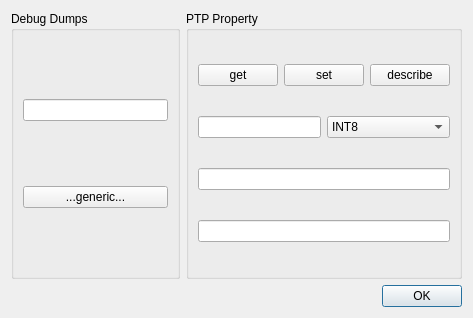
The window that camtool/debug.ui (steveicarus/camctl) describes before a commit, drawn with Qt 5.
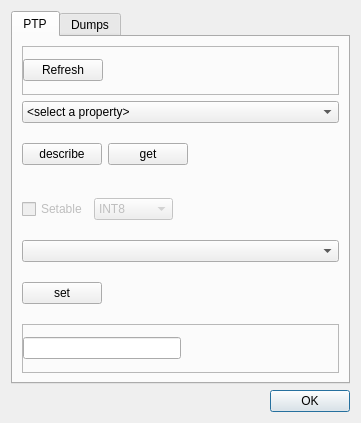
The same window after the commit.

Commit message:
Add core code to assist in debug of PTPCamera class
Create a more generic PTP debug dialog box, and make up
an interface to the PTPCamera class that supports generic
PTP controls.

Patch:
```diff
--- a/camtool/debug.ui
+++ b/camtool/debug.ui
@@ -1,12 +1,12 @@
 <ui version="4.0" >
  <class>DebugWindow</class>
- <widget class="QDialog" name="DebugWindow" >
-  <property name="geometry" >
+ <widget class="QDialog" name="DebugWindow">
+  <property name="geometry">
    <rect>
     <x>0</x>
     <y>0</y>
-    <width>473</width>
-    <height>318</height>
+    <width>361</width>
+    <height>423</height>
    </rect>
   </property>
   <property name="windowTitle" >
@@ -14,90 +14,138 @@
   </property>
   <layout class="QVBoxLayout" name="verticalLayout" >
    <item>
-    <layout class="QHBoxLayout" name="horizontalLayout_3" >
-     <item>
-      <widget class="QGroupBox" name="groupBox" >
-       <property name="toolTip" >
-        <string>These buttons cause interesting dumps to be sent to the log file.</string>
-       </property>
-       <property name="title" >
-        <string>Debug Dumps</string>
-       </property>
-       <property name="flat" >
-        <bool>false</bool>
-       </property>
-       <property name="checkable" >
-        <bool>false</bool>
-       </property>
-       <layout class="QVBoxLayout" name="verticalLayout_3" >
-        <item>
-         <widget class="QLineEdit" name="dump_generic_entry" />
-        </item>
-        <item>
-         <widget class="QPushButton" name="dump_generic_button" >
-          <property name="text" >
-           <string>...generic...</string>
+    <widget class="QTabWidget" name="tabWidget">
+     <property name="currentIndex">
+      <number>0</number>
+     </property>
+     <widget class="QWidget" name="tab">
+      <attribute name="title">
+       <string>PTP</string>
+      </attribute>
+      <layout class="QVBoxLayout" name="verticalLayout_2">
+       <item>
+        <widget class="QFrame" name="frame_5">
+         <property name="frameShape">
+          <enum>QFrame::StyledPanel</enum>
+         </property>
+         <property name="frameShadow">
+          <enum>QFrame::Raised</enum>
+         </property>
+         <layout class="QHBoxLayout" name="horizontalLayout_5">
+          <property name="margin">
+           <number>0</number>
           </property>
-         </widget>
-        </item>
-       </layout>
-      </widget>
-     </item>
-     <item>
-      <widget class="QGroupBox" name="groupBox_2" >
-       <property name="sizePolicy" >
-        <sizepolicy vsizetype="Preferred" hsizetype="Expanding" >
-         <horstretch>0</horstretch>
-         <verstretch>0</verstretch>
-        </sizepolicy>
-       </property>
-       <property name="title" >
-        <string>PTP Property</string>
-       </property>
-       <layout class="QVBoxLayout" name="verticalLayout_6" >
-        <item>
-         <layout class="QHBoxLayout" name="horizontalLayout_4" >
           <item>
-           <widget class="QPushButton" name="debug_ptp_get_button" >
-            <property name="text" >
-             <string>get</string>
+           <widget class="QPushButton" name="debug_ptp_refresh_button">
+            <property name="text">
+             <string>Refresh</string>
             </property>
            </widget>
           </item>
           <item>
-           <widget class="QPushButton" name="debug_ptp_set_button" >
-            <property name="text" >
-             <string>set</string>
+           <spacer name="horizontalSpacer_5">
+            <property name="orientation">
+             <enum>Qt::Horizontal</enum>
             </property>
-           </widget>
+            <property name="sizeHint" stdset="0">
+             <size>
+              <width>187</width>
+              <height>20</height>
+             </size>
+            </property>
+           </spacer>
           </item>
+         </layout>
+        </widget>
+       </item>
+       <item>
+        <widget class="QComboBox" name="debug_ptp_select_property">
+         <item>
+          <property name="text">
+           <string>&lt;select a property&gt;</string>
+          </property>
+         </item>
+        </widget>
+       </item>
+       <item>
+        <widget class="QFrame" name="frame_3">
+         <property name="frameShape">
+          <enum>QFrame::NoFrame</enum>
+         </property>
+         <property name="frameShadow">
+          <enum>QFrame::Raised</enum>
+         </property>
+         <layout class="QHBoxLayout" name="horizontalLayout_3">
+          <property name="leftMargin">
+           <number>0</number>
+          </property>
+          <property name="topMargin">
+           <number>0</number>
+          </property>
+          <property name="bottomMargin">
+           <number>0</number>
+          </property>
           <item>
-           <widget class="QPushButton" name="debug_ptp_describe_button" >
-            <property name="text" >
+           <widget class="QPushButton" name="debug_ptp_describe_button">
+            <property name="text">
              <string>describe</string>
             </property>
            </widget>
           </item>
+          <item>
+           <widget class="QPushButton" name="debug_ptp_get_button">
+            <property name="text">
+             <string>get</string>
+            </property>
+           </widget>
+          </item>
+          <item>
+           <spacer name="horizontalSpacer_3">
+            <property name="orientation">
+             <enum>Qt::Horizontal</enum>
+            </property>
+            <property name="sizeHint" stdset="0">
+             <size>
+              <width>109</width>
+              <height>20</height>
+             </size>
+            </property>
+           </spacer>
+          </item>
          </layout>
-        </item>
-        <item>
-         <layout class="QHBoxLayout" name="horizontalLayout_5" >
+        </widget>
+       </item>
+       <item>
+        <widget class="QFrame" name="frame_2">
+         <property name="frameShape">
+          <enum>QFrame::NoFrame</enum>
+         </property>
+         <property name="frameShadow">
+          <enum>QFrame::Raised</enum>
+         </property>
+         <layout class="QHBoxLayout" name="horizontalLayout_2">
+          <property name="margin">
+           <number>0</number>
+          </property>
           <item>
-           <widget class="QLineEdit" name="debug_ptp_code_entry" >
-            <property name="sizePolicy" >
-             <sizepolicy vsizetype="Fixed" hsizetype="Minimum" >
-              <horstretch>0</horstretch>
-              <verstretch>0</verstretch>
-             </sizepolicy>
+           <widget class="QCheckBox" name="debug_ptp_setable">
+            <property name="enabled">
+             <bool>false</bool>
             </property>
-            <property name="toolTip" >
-             <string>Code for property to get/set.</string>
+            <property name="text">
+             <string>Setable</string>
+            </property>
+            <property name="checkable">
+             <bool>true</bool>
             </property>
            </widget>
           </item>
           <item>
-           <widget class="QComboBox" name="debug_ptp_type_box" >
-            <property name="toolTip" >
+           <widget class="QComboBox" name="debug_ptp_type_box">
+            <property name="enabled">
+             <bool>false</bool>
+            </property>
+            <property name="toolTip">
              <string>Type of property to get/set.</string>
             </property>
             <item>
@@ -152,29 +200,144 @@
             </item>
            </widget>
           </item>
+          <item>
+           <spacer name="horizontalSpacer_2">
+            <property name="orientation">
+             <enum>Qt::Horizontal</enum>
+            </property>
+            <property name="sizeHint" stdset="0">
+             <size>
+              <width>103</width>
+              <height>20</height>
+             </size>
+            </property>
+           </spacer>
+          </item>
          </layout>
-        </item>
-        <item>
-         <widget class="QLineEdit" name="debug_ptp_value_entry" >
-          <property name="toolTip" >
-           <string>Literal value of the property.</string>
+        </widget>
+       </item>
+       <item>
+        <widget class="QComboBox" name="debug_ptp_select_value"/>
+       </item>
+       <item>
+        <widget class="QFrame" name="frame">
+         <property name="frameShape">
+          <enum>QFrame::NoFrame</enum>
+         </property>
+         <property name="frameShadow">
+          <enum>QFrame::Raised</enum>
+         </property>
+         <layout class="QHBoxLayout" name="horizontalLayout">
+          <property name="margin">
+           <number>0</number>
           </property>
-         </widget>
-        </item>
-        <item>
-         <widget class="QLineEdit" name="debug_ptp_rc_entry" >
-          <property name="toolTip" >
-           <string>Return code from get/set.</string>
+          <item>
+           <widget class="QPushButton" name="debug_ptp_set_button">
+            <property name="text">
+             <string>set</string>
+            </property>
+           </widget>
+          </item>
+          <item>
+           <spacer name="horizontalSpacer">
+            <property name="orientation">
+             <enum>Qt::Horizontal</enum>
+            </property>
+            <property name="sizeHint" stdset="0">
+             <size>
+              <width>219</width>
+              <height>20</height>
+             </size>
+            </property>
+           </spacer>
+          </item>
+         </layout>
+        </widget>
+       </item>
+       <item>
+        <widget class="QFrame" name="frame_4">
+         <property name="frameShape">
+          <enum>QFrame::StyledPanel</enum>
+         </property>
+         <property name="frameShadow">
+          <enum>QFrame::Raised</enum>
+         </property>
+         <layout class="QHBoxLayout" name="horizontalLayout_4">
+          <property name="margin">
+           <number>0</number>
           </property>
-          <property name="readOnly" >
-           <bool>true</bool>
-          </property>
-         </widget>
-        </item>
-       </layout>
-      </widget>
-     </item>
-    </layout>
+          <item>
+           <widget class="QLineEdit" name="debug_ptp_rc_entry">
+            <property name="toolTip">
+             <string>Return code from get/set.</string>
+            </property>
+            <property name="readOnly">
+             <bool>true</bool>
+            </property>
+           </widget>
+          </item>
+          <item>
+           <spacer name="horizontalSpacer_4">
+            <property name="orientation">
+             <enum>Qt::Horizontal</enum>
+            </property>
+            <property name="sizeHint" stdset="0">
+             <size>
+              <width>130</width>
+              <height>20</height>
+             </size>
+            </property>
+           </spacer>
+          </item>
+         </layout>
+        </widget>
+       </item>
+      </layout>
+     </widget>
+     <widget class="QWidget" name="tab_2">
+      <attribute name="title">
+       <string>Dumps</string>
+      </attribute>
+      <layout class="QVBoxLayout" name="verticalLayout_3">
+       <item>
+        <spacer name="verticalSpacer_2">
+         <property name="orientation">
+          <enum>Qt::Vertical</enum>
+         </property>
+         <property name="sizeHint" stdset="0">
+          <size>
+           <width>20</width>
+           <height>82</height>
+          </size>
+         </property>
+        </spacer>
+       </item>
+       <item>
+        <widget class="QLineEdit" name="dump_generic_entry"/>
+       </item>
+       <item>
+        <widget class="QPushButton" name="dump_generic_button">
+         <property name="text">
+          <string>...generic...</string>
+         </property>
+        </widget>
+       </item>
+       <item>
+        <spacer name="verticalSpacer">
+         <property name="orientation">
+          <enum>Qt::Vertical</enum>
+         </property>
+         <property name="sizeHint" stdset="0">
+          <size>
+           <width>20</width>
+           <height>82</height>
+          </size>
+         </property>
+        </spacer>
+       </item>
+      </layout>
+     </widget>
+    </widget>
    </item>
    <item>
     <widget class="QDialogButtonBox" name="buttonBox" >
```
Left out of the diff: 44 changed lines with no effect on the pictures. The commit also changes 8 other files.
